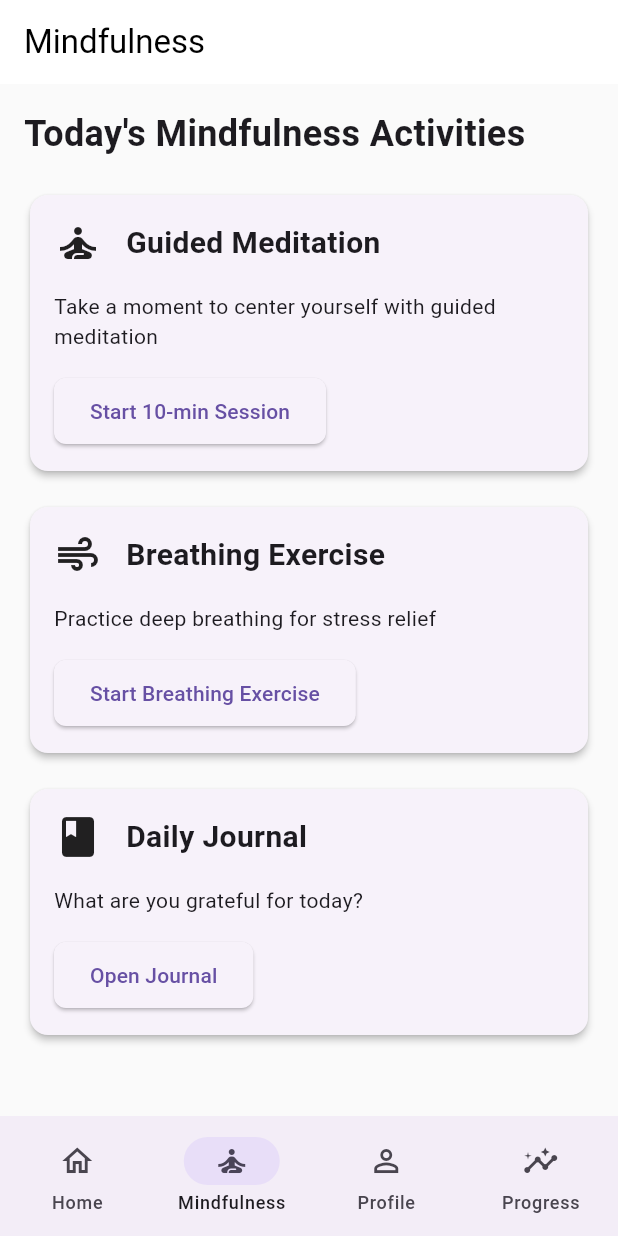
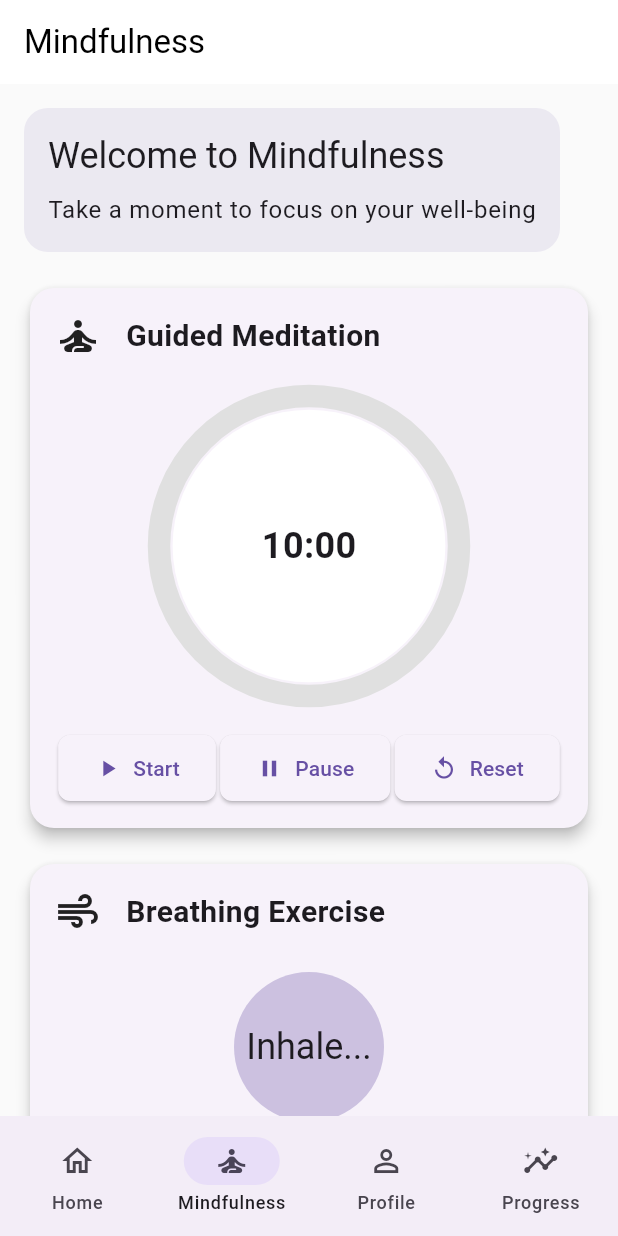
Before and after one commit to Amjad0202/Inspireme, a Flutter app: the screen it shows after launch, item 2 of the bottom bar chosen, on a phone screen of 412 x 824 dp. Run offline on Flutter 3.47's test engine with Material 3 defaults, Android fonts, the phone set to English and light mode, and no system bars; drawn by our look-alikes of circular_countdown_timer; our stand-ins replace firebase_auth; accounts and stored records are empty.

Commit message:
Add circular countdown timer and enhance mindfulness screen with breathing and meditation features

```diff
--- a/Inspireme/lib/screens/mindfulness_screen.dart
+++ b/Inspireme/lib/screens/mindfulness_screen.dart
@@ -1,26 +1,41 @@
+// lib/screens/mindfulness_screen.dart
 import 'package:flutter/material.dart';
+import 'package:circular_countdown_timer/circular_countdown_timer.dart';
 
-class MindfulnessScreen extends StatelessWidget {
+class MindfulnessScreen extends StatefulWidget {
   const MindfulnessScreen({super.key});
+
+  @override
+  State<MindfulnessScreen> createState() => _MindfulnessScreenState();
+}
+
+class _MindfulnessScreenState extends State<MindfulnessScreen> with SingleTickerProviderStateMixin {
+  final CountDownController _timerController = CountDownController();
+  late AnimationController _breathingController;
+  bool _isBreathing = false;
+
+  @override
+  void initState() {
+    super.initState();
+    _breathingController = AnimationController(
+      duration: const Duration(seconds: 8),
+      vsync: this,
+    );
+  }
 
   @override
   Widget build(BuildContext context) {
     return Scaffold(
       appBar: AppBar(
         title: const Text('Mindfulness'),
+        elevation: 0,
       ),
       body: SingleChildScrollView(
         padding: const EdgeInsets.all(16),
         child: Column(
           crossAxisAlignment: CrossAxisAlignment.start,
           children: [
-            const Text(
-              'Today\'s Mindfulness Activities',
-              style: TextStyle(
-                fontSize: 24,
-                fontWeight: FontWeight.bold,
-              ),
-            ),
+            _buildHeader(),
             const SizedBox(height: 20),
             _buildMeditationCard(),
             const SizedBox(height: 16),
@@ -33,12 +48,39 @@ class MindfulnessScreen extends StatelessWidget {
     );
   }
 
+  Widget _buildHeader() {
+    return Container(
+      padding: const EdgeInsets.all(16),
+      decoration: BoxDecoration(
+        color: Theme.of(context).primaryColor.withOpacity(0.1),
+        borderRadius: BorderRadius.circular(16),
+      ),
+      child: Column(
+        crossAxisAlignment: CrossAxisAlignment.start,
+        children: [
+          Text(
+            'Welcome to Mindfulness',
+            style: Theme.of(context).textTheme.headlineSmall,
+          ),
+          const SizedBox(height: 8),
+          Text(
+            'Take a moment to focus on your well-being',
+            style: Theme.of(context).textTheme.bodyLarge,
+          ),
+        ],
+      ),
+    );
+  }
+
   Widget _buildMeditationCard() {
     return Card(
+      elevation: 4,
+      shape: RoundedRectangleBorder(
+        borderRadius: BorderRadius.circular(16),
+      ),
       child: Padding(
         padding: const EdgeInsets.all(16),
         child: Column(
-          crossAxisAlignment: CrossAxisAlignment.start,
           children: [
             const Row(
               children: [
@@ -46,21 +88,48 @@ class MindfulnessScreen extends StatelessWidget {
                 SizedBox(width: 16),
                 Text(
                   'Guided Meditation',
-                  style: TextStyle(
-                    fontSize: 20,
-                    fontWeight: FontWeight.bold,
-                  ),
+                  style: TextStyle(fontSize: 20, fontWeight: FontWeight.bold),
                 ),
               ],
             ),
-            const SizedBox(height: 16),
-            const Text('Take a moment to center yourself with guided meditation'),
-            const SizedBox(height: 16),
-            ElevatedButton(
-              onPressed: () {
-                // TODO: Implement meditation session
+            const SizedBox(height: 24),
+            CircularCountDownTimer(
+              duration: 600,
+              initialDuration: 0,
+              controller: _timerController,
+              width: 200,
+              height: 200,
+              ringColor: Colors.grey[300]!,
+              fillColor: Theme.of(context).primaryColor,
+              backgroundColor: Colors.white,
+              strokeWidth: 15.0,
+              textStyle: const TextStyle(fontSize: 24.0, fontWeight: FontWeight.bold),
+              isReverse: true,
+              onComplete: () {
+                // Show completion dialog
+                _showCompletionDialog('Meditation');
               },
-              child: const Text('Start 10-min Session'),
+            ),
+            const SizedBox(height: 24),
+            Row(
+              mainAxisAlignment: MainAxisAlignment.spaceEvenly,
+              children: [
+                ElevatedButton.icon(
+                  onPressed: () => _timerController.start(),
+                  icon: const Icon(Icons.play_arrow),
+                  label: const Text('Start'),
+                ),
+                ElevatedButton.icon(
+                  onPressed: () => _timerController.pause(),
+                  icon: const Icon(Icons.pause),
+                  label: const Text('Pause'),
+                ),
+                ElevatedButton.icon(
+                  onPressed: () => _timerController.reset(),
+                  icon: const Icon(Icons.replay),
+                  label: const Text('Reset'),
+                ),
+              ],
             ),
           ],
         ),
@@ -70,10 +139,13 @@ class MindfulnessScreen extends StatelessWidget {
 
   Widget _buildBreathingCard() {
     return Card(
+      elevation: 4,
+      shape: RoundedRectangleBorder(
+        borderRadius: BorderRadius.circular(16),
+      ),
       child: Padding(
         padding: const EdgeInsets.all(16),
         child: Column(
-          crossAxisAlignment: CrossAxisAlignment.start,
           children: [
             const Row(
               children: [
@@ -81,21 +153,35 @@ class MindfulnessScreen extends StatelessWidget {
                 SizedBox(width: 16),
                 Text(
                   'Breathing Exercise',
-                  style: TextStyle(
-                    fontSize: 20,
-                    fontWeight: FontWeight.bold,
-                  ),
+                  style: TextStyle(fontSize: 20, fontWeight: FontWeight.bold),
                 ),
               ],
             ),
-            const SizedBox(height: 16),
-            const Text('Practice deep breathing for stress relief'),
-            const SizedBox(height: 16),
-            ElevatedButton(
-              onPressed: () {
-                // TODO: Implement breathing exercise
+            const SizedBox(height: 24),
+            AnimatedBuilder(
+              animation: _breathingController,
+              builder: (context, child) {
+                return Container(
+                  width: 200 * (_breathingController.value + 0.5),
+                  height: 200 * (_breathingController.value + 0.5),
+                  decoration: BoxDecoration(
+                    shape: BoxShape.circle,
+                    color: Theme.of(context).primaryColor.withOpacity(0.3),
+                  ),
+                  child: Center(
+                    child: Text(
+                      _isBreathing ? 'Exhale...' : 'Inhale...',
+                      style: Theme.of(context).textTheme.headlineSmall,
+                    ),
+                  ),
+                );
               },
-              child: const Text('Start Breathing Exercise'),
+            ),
+            const SizedBox(height: 24),
+            ElevatedButton.icon(
+              onPressed: _toggleBreathing,
+              icon: Icon(_isBreathing ? Icons.stop : Icons.play_arrow),
+              label: Text(_isBreathing ? 'Stop' : 'Start Breathing'),
             ),
           ],
         ),
@@ -105,36 +191,68 @@ class MindfulnessScreen extends StatelessWidget {
 
   Widget _buildJournalingCard() {
     return Card(
+      elevation: 4,
+      shape: RoundedRectangleBorder(
+        borderRadius: BorderRadius.circular(16),
+      ),
       child: Padding(
         padding: const EdgeInsets.all(16),
         child: Column(
-          crossAxisAlignment: CrossAxisAlignment.start,
           children: [
             const Row(
               children: [
                 Icon(Icons.book, size: 32),
                 SizedBox(width: 16),
                 Text(
-                  'Daily Journal',
-                  style: TextStyle(
-                    fontSize: 20,
-                    fontWeight: FontWeight.bold,
-                  ),
+                  'Journaling',
+                  style: TextStyle(fontSize: 20, fontWeight: FontWeight.bold),
                 ),
               ],
             ),
-            const SizedBox(height: 16),
-            const Text('What are you grateful for today?'),
-            const SizedBox(height: 16),
-            ElevatedButton(
+            const SizedBox(height: 24),
+            ElevatedButton.icon(
               onPressed: () {
-                // TODO: Implement journaling
+                // Navigate to journaling screen or show journaling dialog
               },
-              child: const Text('Open Journal'),
+              icon: const Icon(Icons.edit),
+              label: const Text('Start Journaling'),
             ),
           ],
         ),
       ),
     );
   }
+
+  void _toggleBreathing() {
+    setState(() {
+      _isBreathing = !_isBreathing;
+      if (_isBreathing) {
+        _breathingController.repeat(reverse: true);
+      } else {
+        _breathingController.stop();
+      }
+    });
+  }
+
+  void _showCompletionDialog(String activity) {
+    showDialog(
+      context: context,
+      builder: (context) => AlertDialog(
+        title: Text('$activity Complete'),
+        content: Text('Great job completing your $activity session!'),
+        actions: [
+          TextButton(
+            onPressed: () => Navigator.pop(context),
+            child: const Text('Close'),
+          ),
+        ],
+      ),
+    );
+  }
+
+  @override
+  void dispose() {
+    _breathingController.dispose();
+    super.dispose();
+  }
 }
--- a/Inspireme/pubspec.yaml
+++ b/Inspireme/pubspec.yaml
@@ -36,6 +36,7 @@ dependencies:
   # Use with the CupertinoIcons class for iOS style icons.
   cupertino_icons: ^1.0.8
   firebase_auth: ^5.3.1
+  circular_countdown_timer: ^0.2.4
 
 dev_dependencies:
   flutter_test:
```
Also changed, not shown: Inspireme/pubspec.lock.
